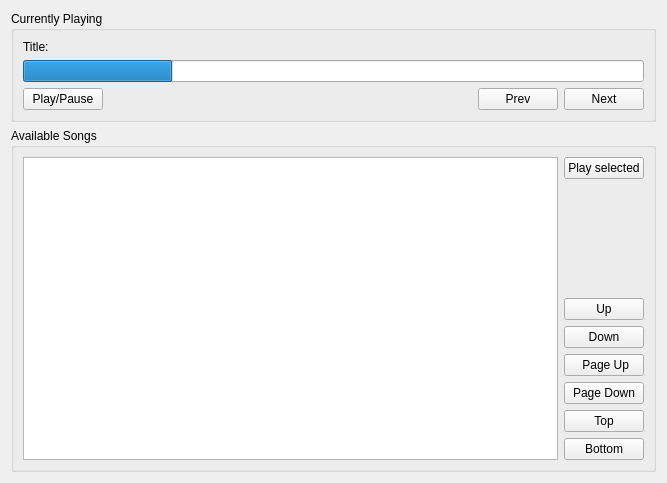
Qt form src/plugins/music-phonon/currentlyplaying.ui (rvanderbijl/ology) before a commit.
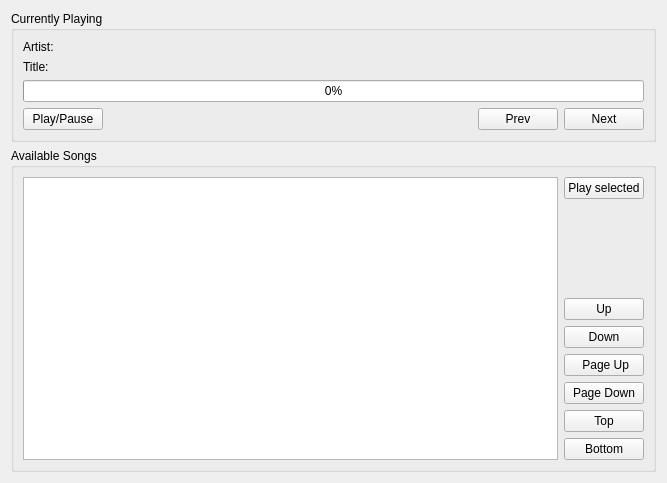
The same form after that commit.

The edit to the form file:
```diff
--- a/src/plugins/music-phonon/currentlyplaying.ui
+++ b/src/plugins/music-phonon/currentlyplaying.ui
@@ -24,7 +24,14 @@
      </property>
      <layout class="QVBoxLayout" name="verticalLayout_2">
       <item>
-       <widget class="QLabel" name="label">
+       <widget class="QLabel" name="artistLabel">
+        <property name="text">
+         <string>Artist: </string>
+        </property>
+       </widget>
+      </item>
+      <item>
+       <widget class="QLabel" name="titleLabel">
         <property name="text">
          <string>Title:</string>
         </property>
@@ -33,10 +40,13 @@
       <item>
        <widget class="QProgressBar" name="progressBar">
         <property name="value">
-         <number>24</number>
+         <number>0</number>
+        </property>
+        <property name="alignment">
+         <set>Qt::AlignLeading|Qt::AlignLeft|Qt::AlignVCenter</set>
         </property>
         <property name="textVisible">
-         <bool>false</bool>
+         <bool>true</bool>
         </property>
         <property name="invertedAppearance">
          <bool>false</bool>
```
Left out of the diff: 2 changed lines with no effect on the pictures.
